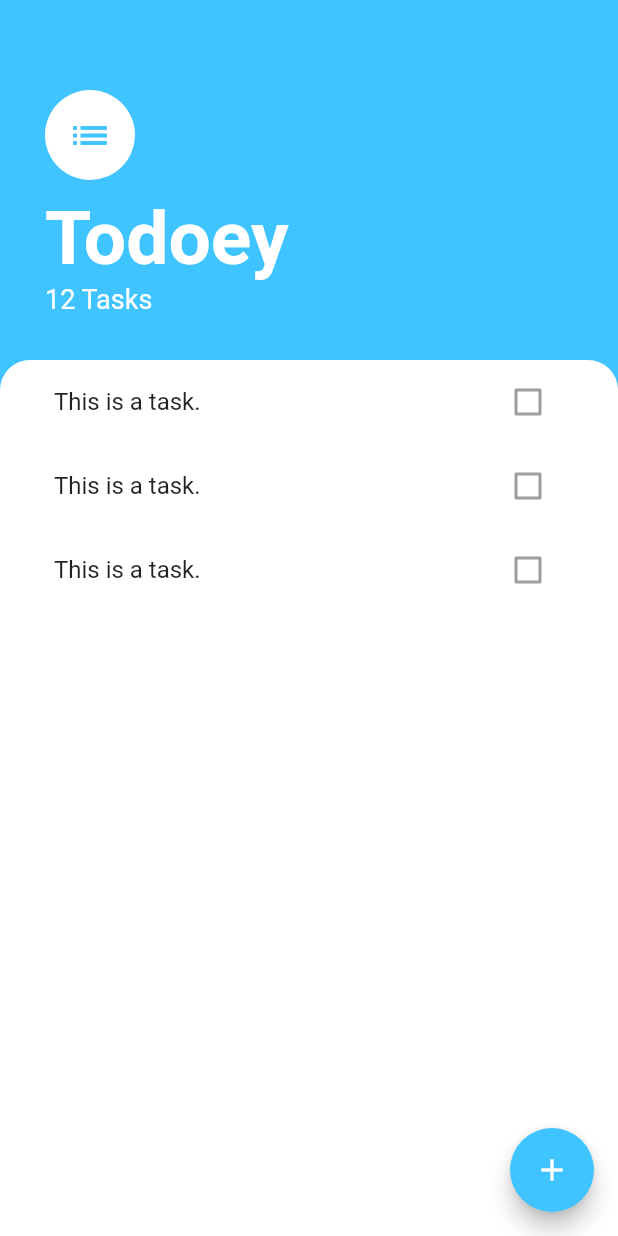
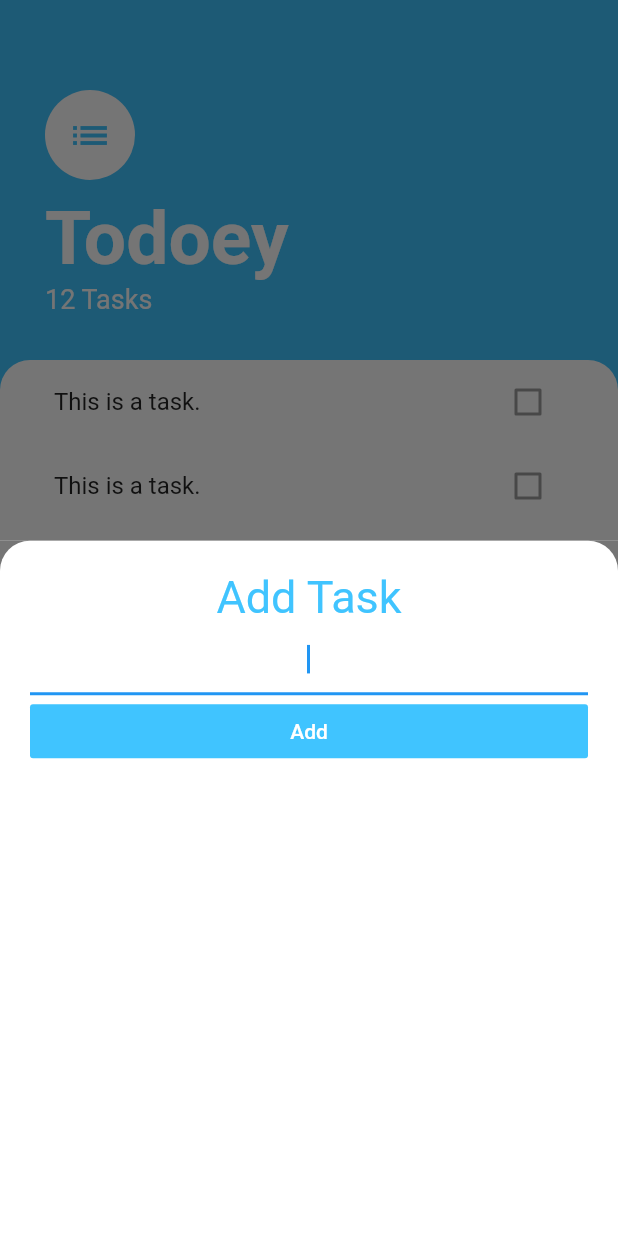
Before and after one commit to nitaicharan/Udemy-TC2020FDBWD13, a Flutter app: the screen it shows after launch, after a tap on the "add" icon, on a phone screen of 412 x 824 dp. Run offline on Flutter 3.47's test engine with Material 2 defaults, Android fonts, the phone set to English and light mode, and no system bars.

```diff
--- /dev/null
+++ b/lib/screens/add_task_screen.dart
@@ -0,0 +1,48 @@
+import 'package:flutter/material.dart';
+
+class AddTaskScreen extends StatelessWidget {
+  @override
+  Widget build(BuildContext context) {
+    return Container(
+      child: Container(
+        color: Color(0xff757575),
+        child: Container(
+          padding: EdgeInsets.all(20.0),
+          decoration: BoxDecoration(
+              color: Colors.white,
+              borderRadius: BorderRadius.only(
+                topLeft: Radius.circular(20.0),
+                topRight: Radius.circular(20.0),
+              )),
+          child: Column(
+            crossAxisAlignment: CrossAxisAlignment.stretch,
+            children: <Widget>[
+              Text(
+                'Add Task',
+                textAlign: TextAlign.center,
+                style: TextStyle(
+                  color: Colors.lightBlueAccent,
+                  fontSize: 30.0,
+                ),
+              ),
+              TextField(
+                autofocus: true,
+                textAlign: TextAlign.center,
+              ),
+              FlatButton(
+                child: Text(
+                  'Add',
+                  style: TextStyle(
+                    color: Colors.white,
+                  ),
+                ),
+                color: Colors.lightBlueAccent,
+                onPressed: () => null,
+              )
+            ],
+          ),
+        ),
+      ),
+    );
+  }
+}
--- a/lib/screens/tasks_screen.dart
+++ b/lib/screens/tasks_screen.dart
@@ -1,4 +1,5 @@
 import 'package:flutter/material.dart';
+import 'package:todoey/screens/add_task_screen.dart';
 import 'package:todoey/widgets/tasks_list.dart';
 
 class TasksScreen extends StatelessWidget {
@@ -9,7 +10,10 @@ class TasksScreen extends StatelessWidget {
       floatingActionButton: FloatingActionButton(
         backgroundColor: Colors.lightBlueAccent,
         child: Icon(Icons.add),
-        onPressed: () => null,
+        onPressed: () => showModalBottomSheet(
+          context: context,
+          builder: (context) => AddTaskScreen(),
+        ),
       ),
       body: Column(
         crossAxisAlignment: CrossAxisAlignment.start,
```
Also changed, not shown: 3 other files.
